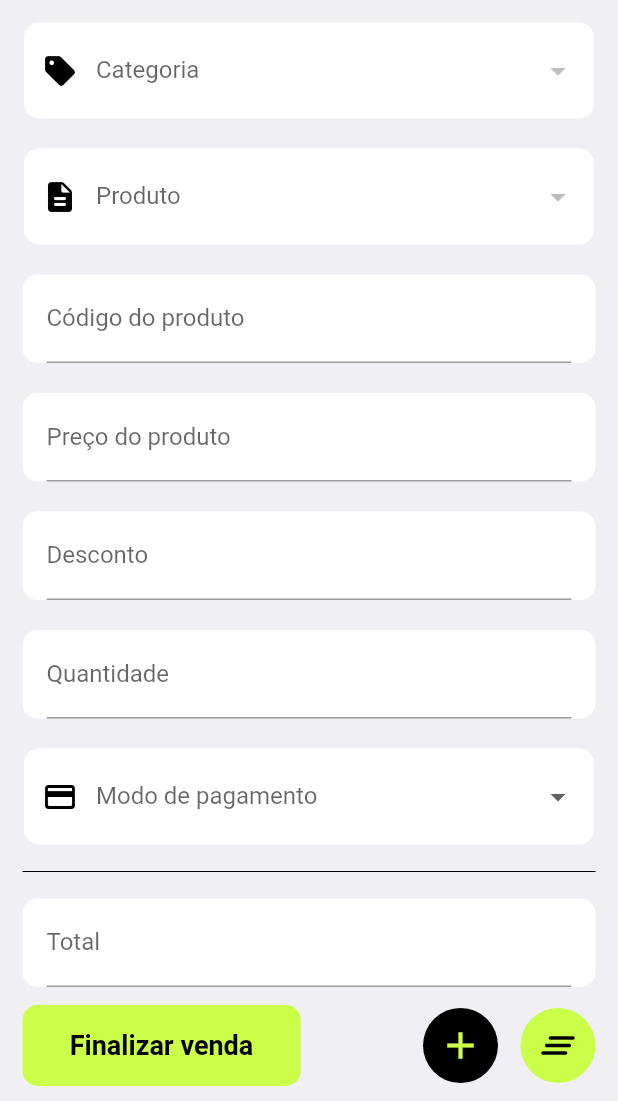
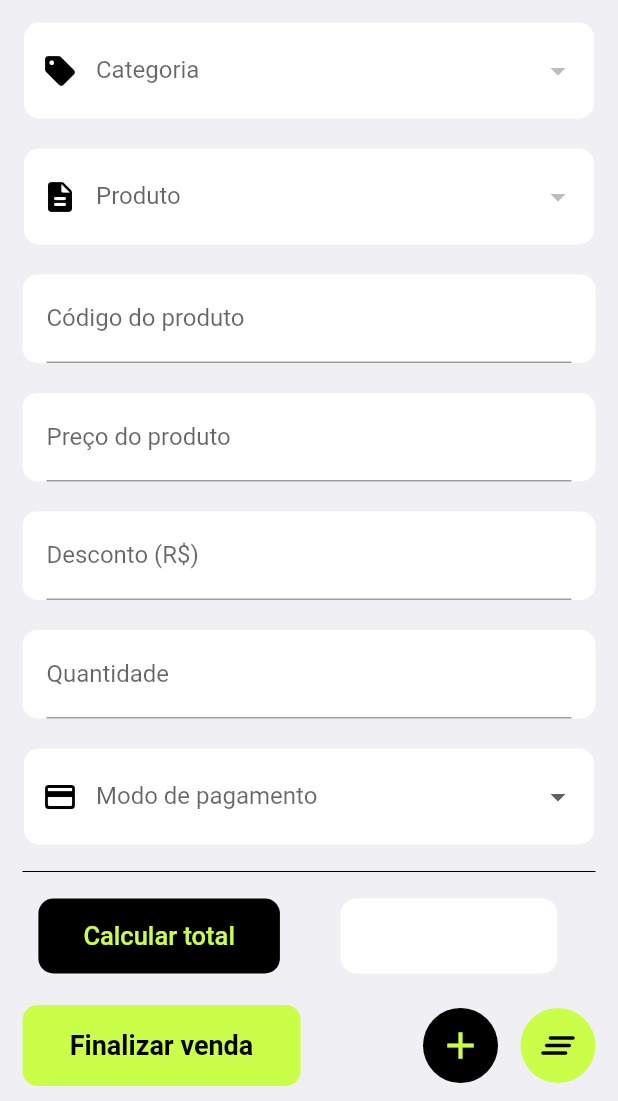
Before and after one commit to guiqmaia/gear, a Flutter app: the SalesPage screen opened directly, after a tap on "Adicionar venda", on a phone screen of 412 x 824 dp, the part 135-1236 px from its top. Run offline on Flutter 3.47's test engine with Material 2 defaults, Android fonts, the phone set to English and light mode, and no system bars; our stand-ins replace animated_text_kit, brasil_fields, dotted_border, fl_chart, get_it, image_picker and 1 more; missing offline and left inert: onboarding; accounts and stored records are empty.

Commit message:
[change] add total price

```diff
--- a/lib/infra/database/gear_database.dart
+++ b/lib/infra/database/gear_database.dart
@@ -21,7 +21,7 @@ class GearDatabase {
 
   Future<Database> _initDB() async {
     var databasesPath = await getDatabasesPath();
-    String dbName = "testsalesaddd.db";
+    String dbName = "testsalesadds.db";
     String path = '$databasesPath/$dbName';
     return await openDatabase(
       path,
@@ -85,6 +85,7 @@ class GearDatabase {
   Future<DefaultModel> insert(String table, DefaultModel model) async {
     final db = await instance.database;
     db.insert(table, model.toMap());
+    print(model);
     return model;
   }
 
@@ -133,8 +134,7 @@ class GearDatabase {
 
   Future selectSale() async {
     final db = await instance.database;
-    List<Map<String, dynamic>> list =
-        await db.rawQuery('SELECT * FROM sale');
+    List<Map<String, dynamic>> list = await db.rawQuery('SELECT * FROM sale');
     List<SaleModel> saleList = [];
 
     for (int i = 0; i < list.length; i++) {
--- a/lib/infra/models/sale_model.dart
+++ b/lib/infra/models/sale_model.dart
@@ -1,5 +1,4 @@
 import 'dart:convert';
-import 'dart:typed_data';
 
 import 'default_model.dart';
 
@@ -7,15 +6,15 @@ class SaleModel implements DefaultModel {
   @override
   int? id;
   int productId;
-  double productPrice;
-  int productQuantity;
+  double price;
+  int quantity;
   String pay;
 
   SaleModel({
     this.id,
     required this.productId,
-    required this.productPrice,
-    required this.productQuantity,
+    required this.price,
+    required this.quantity,
     required this.pay,
   });
 
@@ -26,8 +25,8 @@ class SaleModel implements DefaultModel {
       result.addAll({'id': id});
     }
     result.addAll({'productId': productId});
-    result.addAll({'productPrice': productPrice});
-    result.addAll({'productQuantity': productQuantity});
+    result.addAll({'price': price});
+    result.addAll({'quantity': quantity});
     result.addAll({'pay': pay});
 
     return result;
@@ -37,8 +36,8 @@ class SaleModel implements DefaultModel {
     return SaleModel(
       id: map['id']?.toInt(),
       productId: map['productId']?.toInt() ?? 0,
-      productPrice: map['productPrice']?.toDouble() ?? 0.0,
-      productQuantity: map['productQuantity']?.toInt() ?? 0,
+      price: map['price']?.toDouble() ?? 0.0,
+      quantity: map['quantity']?.toInt() ?? 0,
       pay: map['pay'] ?? '',
     );
   }
--- a/lib/presenter/add_sales/add_sales_page.dart
+++ b/lib/presenter/add_sales/add_sales_page.dart
@@ -20,6 +20,7 @@ class _AddSalesPageState extends State<AddSalesPage> {
   final quantityController = TextEditingController();
   final payController = TextEditingController();
   final totalController = TextEditingController();
+
 
   @override
   Widget build(BuildContext context) {
--- a/lib/presenter/add_sales/widgets/body_add_sales_page.dart
+++ b/lib/presenter/add_sales/widgets/body_add_sales_page.dart
@@ -1,6 +1,4 @@
 import 'package:flutter/material.dart';
-
-import 'package:gear/infra/models/sale_model.dart';
 
 import '../../../shared/widgets/top_bar_app.dart';
 import '../../sales/sales_page.dart';
--- a/lib/presenter/add_sales/widgets/bottom_btn_add_sales.dart
+++ b/lib/presenter/add_sales/widgets/bottom_btn_add_sales.dart
@@ -1,14 +1,10 @@
-import 'dart:typed_data';
-
 import 'package:flutter/material.dart';
-import 'package:gear/presenter/statistics/widget/product_leaders.dart';
 
 import '../../../core/app_assets.dart';
 import '../../../infra/database/gear_database.dart';
 import '../../../infra/models/sale_model.dart';
 import '../../../shared/widgets/btn_standard_app.dart';
 import '../../sales/sales_page.dart';
-import '../../sales/widgets/sale_register_container.dart';
 
 class BottomBtnSales extends StatefulWidget {
   const BottomBtnSales({
@@ -37,19 +33,15 @@ class BottomBtnSales extends StatefulWidget {
 }
 
 class _BottomBtnSalesState extends State<BottomBtnSales> {
-  salesAdd() {
-    var newSale = SaleRegisterContainer(
-      price: widget.priceController.toString(),
-      quantity: widget.quantityController.toString(),
-      product: widget.productController.toString(),
-      productImg: imgSodas,
-      payment: widget.payController.toString(),
-    );
-    setState(
-      () {
-        //salesList.add(newSale);
-      },
-    );
+
+  void cleanController() {
+    widget.categoryController.clear();
+    widget.codeController.clear();
+    widget.productController.clear();
+    widget.priceController.clear();
+    widget.descountController.clear();
+    widget.quantityController.clear();
+    widget.totalController.clear();
   }
 
   @override
@@ -57,22 +49,45 @@ class _BottomBtnSalesState extends State<BottomBtnSales> {
     return Row(
       mainAxisAlignment: MainAxisAlignment.spaceBetween,
       children: [
-        BtnStandardApp(
-          title: 'Finalizar venda',
-          pageRoute: const SalesPage(),
-          widthBtn: MediaQuery.of(context).size.width * 0.45,
+        Container(
+          decoration: BoxDecoration(
+            borderRadius: BorderRadius.circular(10),
+            color: greenNeon,
+          ),
+          margin: const EdgeInsets.symmetric(
+            horizontal: 15,
+            vertical: 10,
+          ),
+          width: MediaQuery.of(context).size.width * 0.45,
+          padding: const EdgeInsets.symmetric(
+            vertical: 3,
+          ),
+          child: TextButton(
             onPressed: () async {
               SaleModel saleModel = SaleModel(
                 productId: int.parse(widget.codeController.text),
-              productPrice: double.parse(widget.priceController.text),
-              productQuantity: int.parse(widget.categoryController.text),
+                price: double.parse(widget.totalController.text),
+                quantity: int.parse(widget.quantityController.text),
                 pay: widget.payController.text,
               );
               await GearDatabase.instance.insert('sale', saleModel);
-            //if (!widget.mounted) return;
+              if (!mounted) return;
               Navigator.of(context).pop();
-            Navigator.of(context).pop();
+              Navigator.of(context).push(
+                MaterialPageRoute(
+                  builder: (context) => const SalesPage(),
+                ),
+              );
             },
+            child: const Text(
+              'Finalizar venda',
+              style: TextStyle(
+                color: Colors.black,
+                fontSize: 18,
+                fontWeight: FontWeight.bold,
+              ),
+            ),
+          ),
         ),
         Row(
           mainAxisAlignment: MainAxisAlignment.end,
@@ -84,7 +99,17 @@ class _BottomBtnSalesState extends State<BottomBtnSales> {
                 backgroundColor: Colors.black,
                 child: IconButton(
                   tooltip: 'Adicione',
-                  onPressed: () {},
+                  onPressed: () async {
+                    SaleModel saleModel = SaleModel(
+                      productId: int.parse(widget.codeController.text),
+                      price: double.parse(widget.totalController.text),
+                      quantity: int.parse(widget.quantityController.text),
+                      pay: widget.payController.text,
+                    );
+                    await GearDatabase.instance.insert('sale', saleModel);
+                    if (!mounted) return;
+                    cleanController();
+                  },
                   icon: Icon(
                     Icons.add,
                     color: greenNeon,
@@ -101,13 +126,7 @@ class _BottomBtnSalesState extends State<BottomBtnSales> {
                 child: IconButton(
                   tooltip: 'Limpar',
                   onPressed: () {
-                    widget.categoryController.clear();
-                    widget.codeController.clear();
-                    widget.productController.clear();
-                    widget.priceController.clear();
-                    widget.descountController.clear();
-                    widget.quantityController.clear();
-                    widget.totalController.clear();
+                    cleanController();
                   },
                   icon: const Icon(
                     Icons.clear_all_rounded,
--- a/lib/presenter/add_sales/widgets/wrap_textfield_add_sale.dart
+++ b/lib/presenter/add_sales/widgets/wrap_textfield_add_sale.dart
@@ -1,4 +1,7 @@
 import 'package:flutter/material.dart';
+import 'package:onboarding/onboarding.dart';
+
+import 'package:gear/core/app_assets.dart';
 
 import '../../../infra/database/gear_database.dart';
 import '../../../infra/models/category_model.dart';
@@ -7,7 +10,7 @@ import '../../../shared/widgets/dropdown_input.dart';
 import '../../../shared/widgets/text_field_app.dart';
 
 class WrapTextFieldSale extends StatefulWidget {
-  const WrapTextFieldSale({
+  WrapTextFieldSale({
     Key? key,
     required this.categoryController,
     required this.codeController,
@@ -27,6 +30,7 @@ class WrapTextFieldSale extends StatefulWidget {
   final TextEditingController quantityController;
   final TextEditingController payController;
   final TextEditingController totalController;
+  double? total;
 
   @override
   State<WrapTextFieldSale> createState() => _WrapTextFieldSaleState();
@@ -84,7 +88,18 @@ class _WrapTextFieldSaleState extends State<WrapTextFieldSale> {
   Future getProductById(int id) async {
     product = await GearDatabase.instance.selectProductById(id);
     widget.codeController.text = product!.id.toString();
-    widget.priceController.text = 'R\$ ${product!.price}';
+    widget.priceController.text = product!.price.toString();
+    setState(() {});
+  }
+
+  int? quantity;
+  double? descount;
+  int? id;
+
+  Future refreshTotal(price, quantity, descount, id) async {
+    await GearDatabase.instance.selectProductById(id);
+    widget.total = (price * quantity) - descount;
+    widget.totalController.text = widget.total.toString();
     setState(() {});
   }
 
@@ -115,14 +130,20 @@ class _WrapTextFieldSaleState extends State<WrapTextFieldSale> {
           isObscured: false,
         ),
         TextFieldApp(
-          labelItem: 'Desconto',
+          labelItem: 'Desconto (R\$)',
           typeController: widget.descountController,
           isObscured: false,
+          onChanged: (text) {
+            descount = double.parse(text);
+          },
         ),
         TextFieldApp(
           labelItem: 'Quantidade',
           typeController: widget.quantityController,
           isObscured: false,
+          onChanged: (text) {
+            quantity = int.parse(text);
+          },
         ),
         DropDownInput(
           dropdownList: const [
@@ -140,10 +161,55 @@ class _WrapTextFieldSaleState extends State<WrapTextFieldSale> {
           endIndent: 15,
           color: Colors.black,
         ),
-        TextFieldApp(
-          labelItem: 'Total',
-          typeController: widget.totalController,
-          isObscured: false,
+        Row(
+          mainAxisAlignment: MainAxisAlignment.spaceEvenly,
+          children: [
+            TextButton(
+              onPressed: () {
+                refreshTotal(double.parse(widget.priceController.text),
+                    quantity, descount, int.parse(widget.codeController.text));
+              },
+              style: TextButton.styleFrom(
+                padding: const EdgeInsets.symmetric(
+                  horizontal: 30,
+                  vertical: 15,
+                ),
+                shape: const RoundedRectangleBorder(
+                  borderRadius: BorderRadius.all(Radius.circular(10)),
+                ),
+                primary: greenNeon,
+                backgroundColor: Colors.black,
+                textStyle: const TextStyle(
+                  fontSize: 17,
+                  fontWeight: FontWeight.w500,
+                ),
+              ),
+              child: const Text('Calcular total'),
+            ),
+            Container(
+              width: MediaQuery.of(context).size.width * 0.35,
+              margin: const EdgeInsets.symmetric(
+                horizontal: 15,
+                vertical: 10,
+              ),
+              padding: const EdgeInsets.symmetric(
+                horizontal: 20,
+                vertical: 15,
+              ),
+              decoration: BoxDecoration(
+                color: Colors.white,
+                borderRadius: BorderRadius.circular(10),
+              ),
+              child: Text(
+                widget.total == null ? '' : 'R\$ ${widget.total}',
+                style: const TextStyle(
+                  fontSize: 17,
+                  fontWeight: FontWeight.w500,
+                ),
+                textAlign: TextAlign.center,
+              ),
+            ),
+          ],
         ),
       ],
     );
--- a/lib/presenter/sales/sales_page.dart
+++ b/lib/presenter/sales/sales_page.dart
@@ -5,19 +5,16 @@ import '../../shared/widgets/btn_standard_app.dart';
 import '../add_sales/add_sales_page.dart';
 import 'widgets/body_sales_page.dart';
 
-class SalesPage extends StatefulWidget {
+class SalesPage extends StatelessWidget {
   const SalesPage({Key? key}) : super(key: key);
 
-  @override
-  State<SalesPage> createState() => _SalesPageState();
-}
-
-class _SalesPageState extends State<SalesPage> {
   @override
   Widget build(BuildContext context) {
     return Scaffold(
       backgroundColor: backgroundGrey,
-      body: const BodyCashRegister(),
+      body: const SingleChildScrollView(
+        child: BodyCashRegister(),
+      ),
       bottomNavigationBar: BtnStandardApp(
         title: 'Adicionar venda',
         pageRoute: const AddSalesPage(),
--- a/lib/presenter/sales/widgets/body_sales_page.dart
+++ b/lib/presenter/sales/widgets/body_sales_page.dart
@@ -1,8 +1,7 @@
 import 'package:flutter/material.dart';
-import 'package:gear/infra/models/product_model.dart';
-import 'package:gear/presenter/statistics/widget/product_leaders.dart';
 
 import '../../../infra/database/gear_database.dart';
+import '../../../infra/models/product_model.dart';
 import '../../../infra/models/sale_model.dart';
 import '../../../shared/widgets/top_bar_app.dart';
 import '../../home/home_page.dart';
@@ -22,12 +21,18 @@ class _BodyCashRegisterState extends State<BodyCashRegister> {
 
   bool isLoading = false;
 
+  @override
+  void initState() {
+    super.initState();
+    refreshSales();
+  }
+
   Future refreshSales() async {
     setState(() => isLoading = true);
-    salesList =
-        await GearDatabase.instance.selectSale();
+    salesList = await GearDatabase.instance.selectSale();
     for (SaleModel sale in salesList) {
-       productsList.add(await GearDatabase.instance.selectProductById(sale.productId));
+      productsList
+          .add(await GearDatabase.instance.selectProductById(sale.productId));
     }
     setState(() => isLoading = false);
   }
@@ -52,8 +57,8 @@ class _BodyCashRegisterState extends State<BodyCashRegister> {
                   SaleModel sale = salesList[index];
                   ProductModel product = productsList[index];
                   return SaleRegisterContainer(
-                    price: sale.productPrice.toString(),
-                    quantity: sale.productQuantity,
+                    price: sale.price.toString(),
+                    quantity: sale.quantity,
                     product: product.name,
                     productImg: product.image,
                     payment: sale.pay,
--- a/lib/shared/widgets/text_field_app.dart
+++ b/lib/shared/widgets/text_field_app.dart
@@ -5,6 +5,7 @@ class TextFieldApp extends StatelessWidget {
   final dynamic typeController;
   bool isObscured = true;
   bool isEnabled;
+  Function(String)? onChanged;
 
   TextFieldApp({
     Key? key,
@@ -12,6 +13,7 @@ class TextFieldApp extends StatelessWidget {
     required this.typeController,
     required this.isObscured,
     this.isEnabled = true,
+    this.onChanged,
   }) : super(key: key);
 
   @override
@@ -31,6 +33,7 @@ class TextFieldApp extends StatelessWidget {
       child: TextField(
         obscureText: isObscured ? true : false,
         controller: typeController,
+        onChanged: onChanged,
         decoration: InputDecoration(
           label: Text(labelItem),
           enabled: isEnabled,
```
Also changed, not shown: lib/presenter/sales/widgets/sale_register_container.dart (+13 -9 lines). Lines whose indentation alone changed are shown as unchanged.
